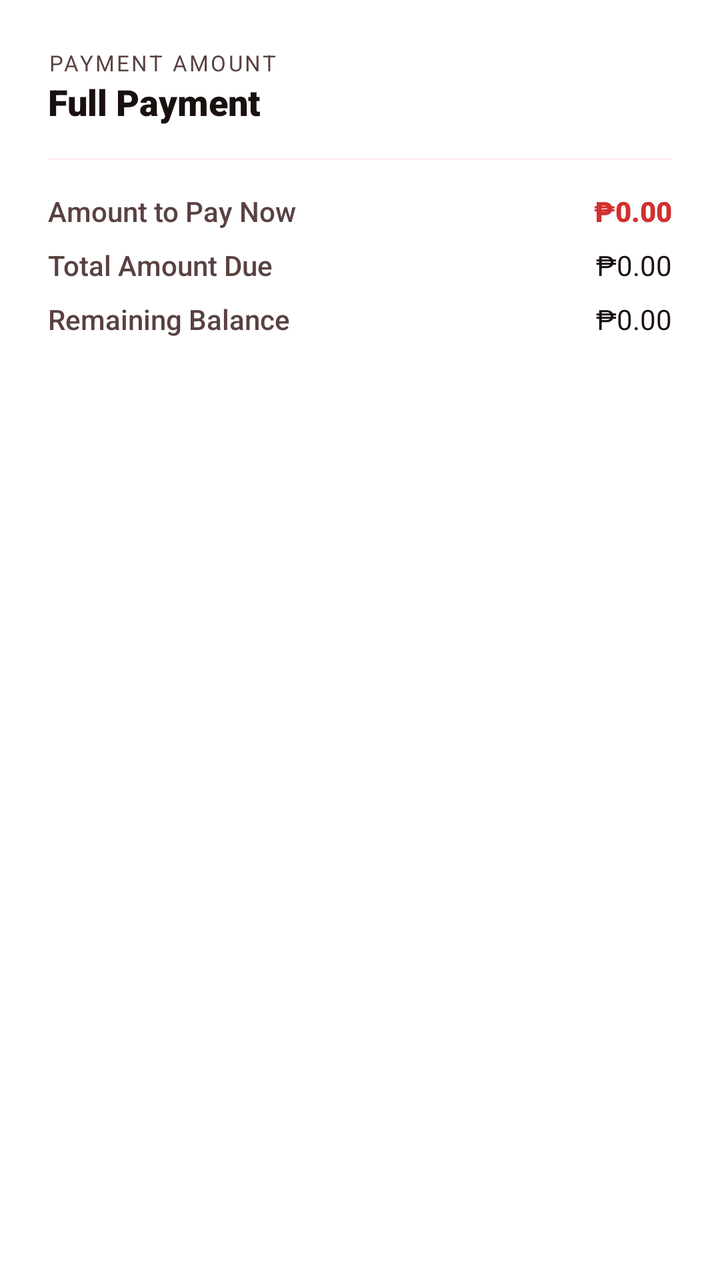
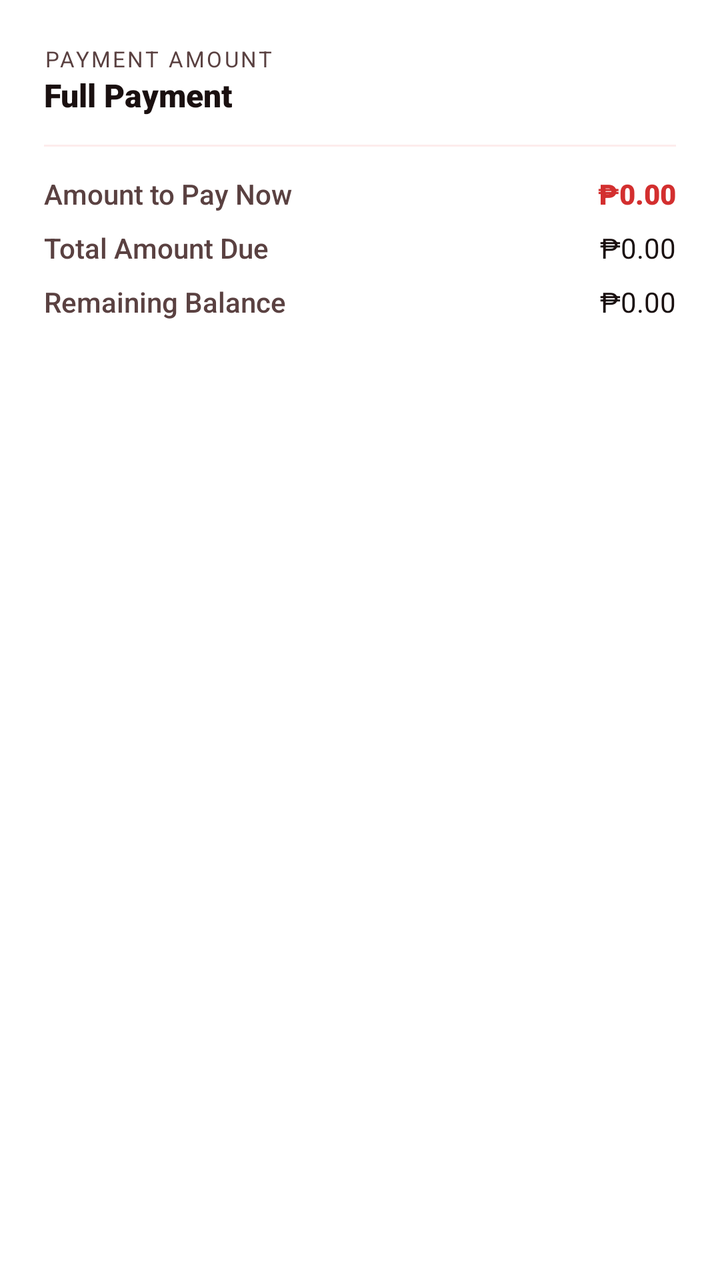

Compare the two renders of this Android layout. The source of the first and the diff that turns it into the second are given below.
<!-- AndroidManifest.xml: application theme Theme.VelocitySuites -->
<!-- res/layout/dialog_payment_confirmation.xml -->
<?xml version="1.0" encoding="utf-8"?>
<LinearLayout xmlns:android="http://schemas.android.com/apk/res/android"
    android:layout_width="match_parent"
    android:layout_height="wrap_content"
    android:orientation="vertical"
    android:padding="24dp">

    <TextView
        android:layout_width="wrap_content"
        android:layout_height="wrap_content"
        android:text="@string/payment_option_label"
        android:textAllCaps="true"
        android:letterSpacing="0.1"
        android:textColor="@color/velocity_text_secondary"
        android:fontFamily="sans-serif-bold"
        android:textSize="11sp" />

    <TextView
        android:id="@+id/confirmPaymentType"
        android:layout_width="wrap_content"
        android:layout_height="wrap_content"
        android:text="@string/payment_type_full"
        android:textColor="@color/velocity_text_primary"
        android:fontFamily="sans-serif-black"
        android:textSize="18sp"
        android:layout_marginBottom="16dp" />

    <View
        android:layout_width="match_parent"
        android:layout_height="1dp"
        android:background="@color/velocity_red_soft"
        android:layout_marginBottom="16dp" />

    <LinearLayout
        android:layout_width="match_parent"
        android:layout_height="wrap_content"
        android:orientation="horizontal"
        android:layout_marginBottom="8dp">
        <TextView
            android:layout_width="0dp"
            android:layout_weight="1"
            android:layout_height="wrap_content"
            android:text="@string/amount_to_pay_label"
            android:textColor="@color/velocity_text_secondary"
            android:fontFamily="sans-serif-medium" />
        <TextView
            android:id="@+id/confirmAmount"
            android:layout_width="wrap_content"
            android:layout_height="wrap_content"
            android:text="@string/zero_amount_display"
            android:textColor="@color/velocity_red_primary"
            android:fontFamily="sans-serif-black" />
    </LinearLayout>

    <LinearLayout
        android:layout_width="match_parent"
        android:layout_height="wrap_content"
        android:orientation="horizontal"
        android:layout_marginBottom="8dp">
        <TextView
            android:layout_width="0dp"
            android:layout_weight="1"
            android:layout_height="wrap_content"
            android:text="@string/total_amount_due"
            android:textColor="@color/velocity_text_secondary"
            android:fontFamily="sans-serif-medium" />
        <TextView
            android:id="@+id/confirmTotalDue"
            android:layout_width="wrap_content"
            android:layout_height="wrap_content"
            android:text="@string/zero_amount_display"
            android:textColor="@color/velocity_text_primary"
            android:fontFamily="sans-serif-bold" />
    </LinearLayout>

    <LinearLayout
        android:layout_width="match_parent"
        android:layout_height="wrap_content"
        android:orientation="horizontal">
        <TextView
            android:layout_width="0dp"
            android:layout_weight="1"
            android:layout_height="wrap_content"
            android:text="@string/remaining_balance_label"
            android:textColor="@color/velocity_text_secondary"
            android:fontFamily="sans-serif-medium" />
        <TextView
            android:id="@+id/confirmRemainingBalance"
            android:layout_width="wrap_content"
            android:layout_height="wrap_content"
            android:text="@string/zero_amount_display"
            android:textColor="@color/velocity_text_primary"
            android:fontFamily="sans-serif-bold" />
    </LinearLayout>

</LinearLayout>
<!-- resources referenced by this layout -->
<resources>
  <color name="velocity_red_primary">#D32F2F</color>
  <color name="velocity_red_soft">#FDECEC</color>
  <color name="velocity_text_primary">#1A1010</color>
  <color name="velocity_text_secondary">#5A4141</color>
  <string name="amount_to_pay_label">Amount to Pay Now</string>
  <string name="payment_option_label">Payment Amount</string>
  <string name="payment_type_full">Full Payment</string>
  <string name="remaining_balance_label">Remaining Balance</string>
  <string name="total_amount_due">Total Amount Due</string>
  <string name="zero_amount_display">₱0.00</string>
  <color name="velocity_red_dark">#7F1212</color>
  <color name="white">#FFFFFFFF</color>
  <color name="velocity_red_rose">#EF5350</color>
  <color name="velocity_red_deep">#5A0A0A</color>
  <style name="ShapeAppearance.Velocity.Square" parent="">
          <item name="cornerFamily">rounded</item>
          <item name="cornerSize">0dp</item>
      </style>
  <style name="ShapeAppearance.Velocity.Card" parent="">
          <item name="cornerFamily">rounded</item>
          <item name="cornerSize">@dimen/card_corner_radius</item>
      </style>
  <style name="Widget.Velocity.Flat.Button" parent="Widget.MaterialComponents.Button">
          <item name="cornerRadius">0dp</item>
          <item name="android:stateListAnimator">@null</item>
          <item name="android:elevation">0dp</item>
          <item name="android:minHeight">48dp</item>
          <item name="android:insetTop">0dp</item>
          <item name="android:insetBottom">0dp</item>
          <item name="android:textAllCaps">false</item>
          <item name="shapeAppearance">@style/ShapeAppearance.Velocity.Square</item>
      </style>
  <style name="Widget.Velocity.Card.Flat" parent="Widget.MaterialComponents.CardView">
          <item name="cardElevation">@dimen/card_elevation</item>
          <item name="cardCornerRadius">@dimen/card_corner_radius</item>
          <item name="cardBackgroundColor">@color/velocity_surface_elevated</item>
          <item name="strokeColor">@color/velocity_divider_hairline</item>
          <item name="strokeWidth">1dp</item>
          <item name="shapeAppearance">@style/ShapeAppearance.Velocity.Card</item>
      </style>
  <style name="Widget.Velocity.Flat.Chip" parent="Widget.MaterialComponents.Chip.Choice">
          <item name="shapeAppearance">@style/ShapeAppearance.Velocity.Square</item>
          <item name="shapeAppearanceOverlay">@style/ShapeAppearance.Velocity.Square</item>
          <item name="chipCornerRadius">0dp</item>
          <item name="android:minHeight">48dp</item>
          <item name="chipMinHeight">48dp</item>
          <item name="chipStrokeWidth">1dp</item>
          <item name="android:elevation">0dp</item>
      </style>
  <style name="Widget.Velocity.Flat.Snackbar" parent="Widget.MaterialComponents.Snackbar">
          <item name="android:background">@drawable/bg_snackbar_flat</item>
          <item name="android:elevation">0dp</item>
      </style>
  <dimen name="card_corner_radius">12dp</dimen>
  <dimen name="card_elevation">2dp</dimen>
  <color name="velocity_surface_elevated">#FFFFFF</color>
  <color name="velocity_divider_hairline">#1A000000</color>
  <!-- drawable bg_snackbar_flat (drawable) -->
  <?xml version="1.0" encoding="utf-8"?>
  <shape xmlns:android="http://schemas.android.com/apk/res/android" android:shape="rectangle">
      <solid android:color="#323232" />
      <stroke android:width="1dp" android:color="#33FFFFFF" />
      <corners android:radius="0dp" />
  </shape>
  <style name="Widget.Velocity.Flat.BottomSheet" parent="Widget.MaterialComponents.BottomSheet.Modal">
          <item name="shapeAppearanceOverlay">@style/ShapeAppearance.Velocity.Square</item>
          <item name="android:elevation">0dp</item>
          <item name="backgroundTint">@color/velocity_surface_elevated</item>
      </style>
  <!-- unchanged entries left out for length: 6 -->
</resources>

<!-- the commit's change to res/layout/dialog_payment_confirmation.xml (unified diff, before → after) -->
@@ -3,7 +3,7 @@
     android:layout_width="match_parent"
     android:layout_height="wrap_content"
     android:orientation="vertical"
-    android:padding="24dp">
+    android:padding="22dp">
 
     <TextView
         android:layout_width="wrap_content"
@@ -22,14 +22,14 @@
         android:text="@string/payment_type_full"
         android:textColor="@color/velocity_text_primary"
         android:fontFamily="sans-serif-black"
-        android:textSize="18sp"
-        android:layout_marginBottom="16dp" />
+        android:textSize="16sp"
+        android:layout_marginBottom="14dp" />
 
     <View
         android:layout_width="match_parent"
         android:layout_height="1dp"
         android:background="@color/velocity_red_soft"
-        android:layout_marginBottom="16dp" />
+        android:layout_marginBottom="14dp" />
 
     <LinearLayout
         android:layout_width="match_parent"
